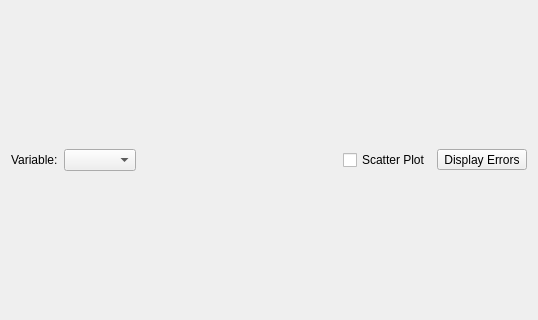
Qt form tse_analytics/views/data/data_plot_widget.ui (TSE-Systems/tse-analytics) before a commit; both pictures show x 0 to 538 and y 143 to 463 of the 538 by 607 pixel window.
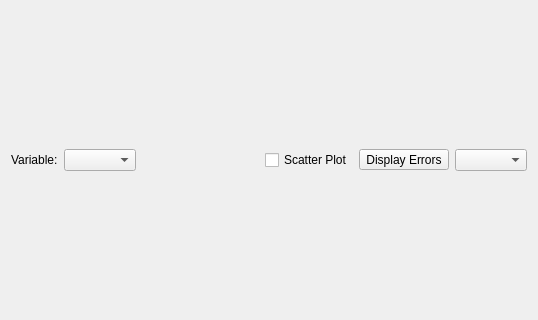
The same form after that commit. Icons and pictures are not drawn. Custom widgets are drawn as their Qt base class.

Commit message: WIP: error bars in data plots (timeline/barplot).

Diff of the .ui file:
```diff
--- a/tse_analytics/views/data/data_plot_widget.ui
+++ b/tse_analytics/views/data/data_plot_widget.ui
@@ -63,6 +63,9 @@
        </property>
       </widget>
      </item>
+     <item>
+      <widget class="QComboBox" name="comboBoxErrorType"/>
+     </item>
     </layout>
    </item>
   </layout>
```
The commit also changes 7 other files.
